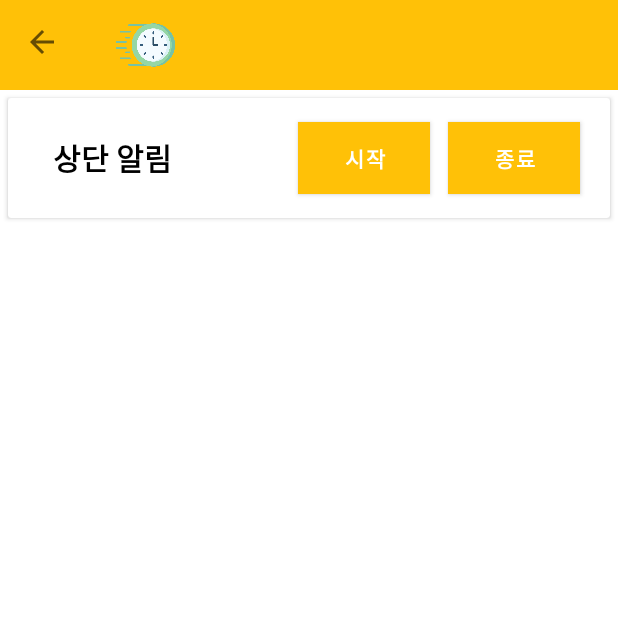
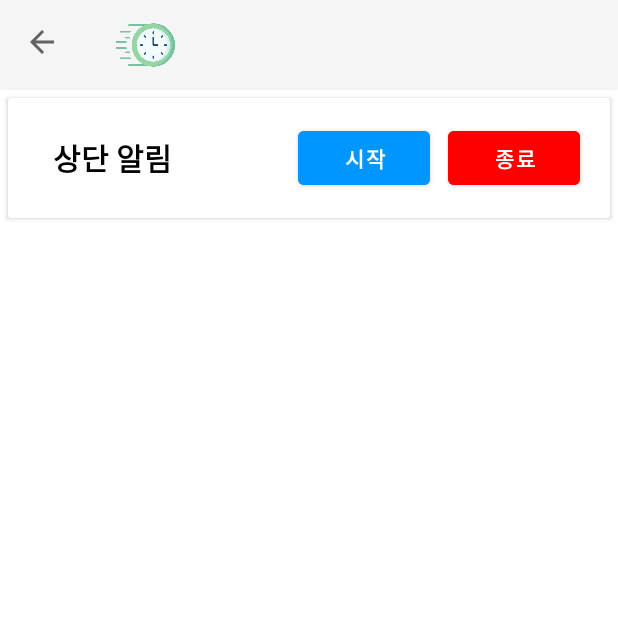
Before and after one commit to AnMyungwoo94/GetTiming_App, an Android app: the SettingActivity screen opened directly, with no data from a screen before it, on a phone screen of 412 x 824 dp, the top half of it. Run offline under Robolectric (Android 15) with nearby library versions, the phone set to English and light mode, and no system bars.

Commit message:
[update] 디자인 수정

```diff
--- a/app/src/main/res/layout/activity_setting.xml
+++ b/app/src/main/res/layout/activity_setting.xml
@@ -12,7 +12,7 @@
         android:id="@+id/toolbar_setting"
         android:layout_width="match_parent"
         android:layout_height="wrap_content"
-        android:background="@color/orange"
+        android:background="#F5F5F5"
         app:layout_constraintEnd_toEndOf="parent"
         app:layout_constraintStart_toStartOf="parent"
         app:layout_constraintTop_toTopOf="parent">
@@ -52,7 +52,7 @@
                 android:id="@+id/startForeground"
                 android:layout_width="wrap_content"
                 android:layout_height="wrap_content"
-                android:background="@color/blue"
+                android:backgroundTint="@color/blue"
                 android:text="시작"
                 android:textColor="@color/white"
                 android:textStyle="bold"
@@ -69,7 +69,7 @@
                 android:text="종료"
                 android:textColor="@color/white"
                 android:textStyle="bold"
-                android:background="@color/red"
+                android:backgroundTint="@color/red"
                 android:layout_marginRight="20dp"
                 app:layout_constraintBottom_toBottomOf="parent"
                 app:layout_constraintEnd_toEndOf="parent"
--- a/app/src/main/res/layout/toolbar.xml
+++ b/app/src/main/res/layout/toolbar.xml
@@ -4,7 +4,7 @@
     android:layout_width="match_parent"
     android:layout_height="wrap_content"
     android:id="@+id/toolbar"
-    android:background="@color/orange"
+    android:background="#F5F5F5"
     app:menu="@menu/nav_menu">
 
 
--- a/app/src/main/res/menu/bottom_nav_menu.xml
+++ b/app/src/main/res/menu/bottom_nav_menu.xml
@@ -8,6 +8,6 @@
 
     <item
         android:id="@+id/priceChangeFragment"
-        android:title="코인리스트"
+        android:title="가격 리스트"
         android:icon="@drawable/ic_baseline_access_alarms_24"/>
 </menu>
--- a/app/src/main/res/values/colors.xml
+++ b/app/src/main/res/values/colors.xml
@@ -8,7 +8,7 @@
     <color name="black">#FF000000</color>
     <color name="white">#FFFFFFFF</color>
     <color name="yellow">#FFEB3B</color>
-    <color name="orange">#FFC107</color>
+    <color name="orange">#8C7DF7</color>
     <color name="red">#FF0000</color>
     <color name="blue">#0096FF</color>
 </resources>
```
Also changed, not shown: app/src/main/java/com/myungwoo/gettiming_app/sevice/PriceForgroundService.kt (+5 -4 lines).
